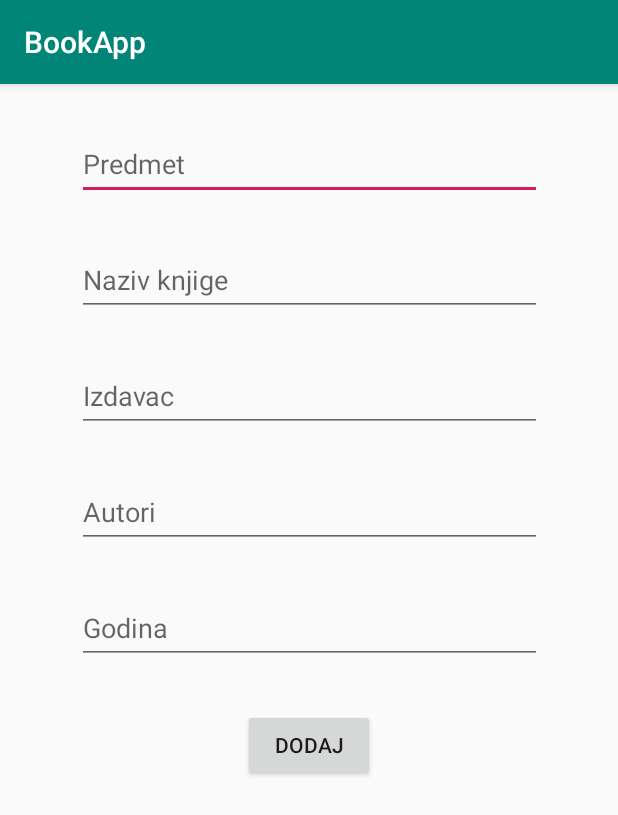
After one commit to papa/Book_App_MTS_2019, an Android app: the NovaVrstaKnjigeActivity screen opened directly, with no data from a screen before it, on a phone screen of 412 x 824 dp. The commit adds this screen. Shown: the top 815 px of the screen. Run offline under Robolectric (Android 15) with nearby library versions, the light colour scheme and no system bars; our stand-ins replace Firebase (no records; nobody signed in at launch, a user with empty details on screens opened directly).

Commit message:
dodavanje knjiga nesto odradjeno

```diff
--- a/app/src/main/AndroidManifest.xml
+++ b/app/src/main/AndroidManifest.xml
@@ -9,7 +9,9 @@
         android:roundIcon="@mipmap/ic_launcher_round"
         android:supportsRtl="true"
         android:theme="@style/AppTheme">
-        <activity android:name=".KnjigaPregledActivity"></activity>
+        <activity android:name=".NovaVrstaKnjigeActivity"></activity>
+        <activity android:name=".KnjigaDodavanjeActivity" />
+        <activity android:name=".KnjigaPregledActivity" />
         <activity android:name=".PodesavanjaNalogaActivity" />
         <activity android:name=".ProfileActivity" />
         <activity android:name=".LoginActivity" />
--- /dev/null
+++ b/app/src/main/java/com/example/bookapp/NovaVrstaKnjigeActivity.java
@@ -0,0 +1,72 @@
+package com.example.bookapp;
+
+import androidx.appcompat.app.AppCompatActivity;
+
+import android.os.Bundle;
+import android.view.View;
+import android.widget.Button;
+import android.widget.EditText;
+import android.widget.Toast;
+
+import com.google.firebase.database.DatabaseReference;
+import com.google.firebase.database.FirebaseDatabase;
+
+import java.util.ArrayList;
+import java.util.Arrays;
+
+public class NovaVrstaKnjigeActivity extends AppCompatActivity {
+
+    @Override
+    protected void onCreate(Bundle savedInstanceState) {
+        super.onCreate(savedInstanceState);
+        setContentView(R.layout.activity_nova_vrsta_knjige);
+        //Boki
+        //odje pravi novu knjigu
+        //dakle
+        final String predmet;
+        String naziv;
+        final ArrayList<String> autori;
+        String izdavac;
+        final int godinaIzdanja;
+        final EditText predmetText = findViewById(R.id.EditTextPredmet);
+        final EditText nazivText = findViewById(R.id.EditTextNazivKnjige);
+        final EditText autoriText = findViewById(R.id.EditTextAutori);
+        final EditText izdavacText = findViewById(R.id.EditTextIzdavac);
+        final EditText godinaIzdanjaText = findViewById(R.id.EditTextGodina);
+        Button dodaj = findViewById(R.id.GotovaKnjiga);
+        dodaj.setOnClickListener(new View.OnClickListener() {
+            @Override
+            public void onClick(View v) {
+                if(predmetText.getText().toString().isEmpty()) {
+                    Toast.makeText(NovaVrstaKnjigeActivity.this, "Unesi predmet", Toast.LENGTH_SHORT).show();
+                }
+                else if(nazivText.getText().toString().isEmpty()) {
+                    Toast.makeText(NovaVrstaKnjigeActivity.this, "Unesi naziv", Toast.LENGTH_SHORT).show();
+                }
+                else if(izdavacText.getText().toString().isEmpty()) {
+                    Toast.makeText(NovaVrstaKnjigeActivity.this, "Unesi izdavaca", Toast.LENGTH_SHORT).show();
+                }
+                else if(autoriText.getText().toString().isEmpty()) {
+                    Toast.makeText(NovaVrstaKnjigeActivity.this, "Unesi autore", Toast.LENGTH_SHORT).show();
+                }
+                else if(godinaIzdanjaText.getText().toString().isEmpty()) {
+                    Toast.makeText(NovaVrstaKnjigeActivity.this, "Unesi godinu", Toast.LENGTH_SHORT).show();
+                }
+                else try{
+                    int helpBrojGodina = Integer.parseInt(godinaIzdanjaText.getText().toString());
+                    FirebaseDatabase database = FirebaseDatabase.getInstance();
+                    DatabaseReference dbRef = database.getReference("knjige");
+                    String idKnjiga = dbRef.push().getKey();
+                    Knjiga novaKnjigaZaUpload = new Knjiga(idKnjiga,predmetText.getText().toString(),nazivText.getText().toString(),izdavacText.getText().toString(),Integer.parseInt(godinaIzdanjaText.getText().toString()),new ArrayList<String>( Arrays.asList(autoriText.getText().toString().split(","))));
+                    dbRef.child(idKnjiga).setValue(novaKnjigaZaUpload);
+                    KnjigaDodavanjeActivity.idNoveKnjige = idKnjiga;
+                    finish();
+
+                } catch (NumberFormatException e) {
+                    e.printStackTrace();
+                    Toast.makeText(NovaVrstaKnjigeActivity.this, "Nepravilan format", Toast.LENGTH_SHORT).show();
+                }
+            }
+        });
+    }
+}
--- /dev/null
+++ b/app/src/main/res/layout/activity_nova_vrsta_knjige.xml
@@ -0,0 +1,76 @@
+<?xml version="1.0" encoding="utf-8"?>
+<androidx.constraintlayout.widget.ConstraintLayout xmlns:android="http://schemas.android.com/apk/res/android"
+    xmlns:app="http://schemas.android.com/apk/res-auto"
+    xmlns:tools="http://schemas.android.com/tools"
+    android:layout_width="match_parent"
+    android:layout_height="match_parent"
+    tools:context=".NovaVrstaKnjigeActivity">
+
+    <EditText
+        android:id="@+id/EditTextPredmet"
+        android:layout_width="310dp"
+        android:layout_height="47dp"
+        android:layout_marginTop="30dp"
+        android:hint="Predmet"
+        app:layout_constraintEnd_toEndOf="parent"
+        app:layout_constraintHorizontal_bias="0.5"
+        app:layout_constraintStart_toStartOf="parent"
+        app:layout_constraintTop_toTopOf="parent" />
+
+    <EditText
+        android:id="@+id/EditTextNazivKnjige"
+        android:layout_width="310dp"
+        android:layout_height="47dp"
+        android:layout_marginTop="30dp"
+        android:hint="Naziv knjige"
+        app:layout_constraintEnd_toEndOf="parent"
+        app:layout_constraintHorizontal_bias="0.5"
+        app:layout_constraintStart_toStartOf="parent"
+        app:layout_constraintTop_toBottomOf="@+id/EditTextPredmet" />
+
+    <EditText
+        android:id="@+id/EditTextIzdavac"
+        android:layout_width="310dp"
+        android:layout_height="47dp"
+        android:layout_marginTop="30dp"
+        android:hint="Izdavac"
+        app:layout_constraintEnd_toEndOf="parent"
+        app:layout_constraintHorizontal_bias="0.5"
+        app:layout_constraintStart_toStartOf="parent"
+        app:layout_constraintTop_toBottomOf="@+id/EditTextNazivKnjige" />
+
+    <EditText
+        android:id="@+id/EditTextAutori"
+        android:layout_width="310dp"
+        android:layout_height="47dp"
+        android:layout_marginTop="30dp"
+        android:hint="Autori"
+        app:layout_constraintEnd_toEndOf="parent"
+        app:layout_constraintHorizontal_bias="0.5"
+        app:layout_constraintStart_toStartOf="parent"
+        app:layout_constraintTop_toBottomOf="@+id/EditTextIzdavac" />
+
+    <EditText
+        android:id="@+id/EditTextGodina"
+        android:layout_width="310dp"
+        android:layout_height="47dp"
+        android:layout_marginTop="30dp"
+        android:hint="Godina"
+        android:inputType="number"
+        app:layout_constraintEnd_toEndOf="parent"
+        app:layout_constraintHorizontal_bias="0.5"
+        app:layout_constraintStart_toStartOf="parent"
+        app:layout_constraintTop_toBottomOf="@+id/EditTextAutori" />
+
+    <Button
+        android:id="@+id/GotovaKnjiga"
+        android:layout_width="wrap_content"
+        android:layout_height="wrap_content"
+        android:layout_marginTop="30dp"
+        android:text="Dodaj"
+        app:layout_constraintEnd_toEndOf="parent"
+        app:layout_constraintHorizontal_bias="0.5"
+        app:layout_constraintStart_toStartOf="parent"
+        app:layout_constraintTop_toBottomOf="@+id/EditTextGodina" />
+
+</androidx.constraintlayout.widget.ConstraintLayout>
--- a/build.gradle
+++ b/build.gradle
@@ -7,7 +7,7 @@ buildscript {
 
     }
     dependencies {
-        classpath 'com.android.tools.build:gradle:3.5.0'
+        classpath 'com.android.tools.build:gradle:3.5.1'
         classpath 'com.google.gms:google-services:4.3.2'
 
         // NOTE: Do not place your application dependencies here; they belong
```
Also changed, not shown: app/src/main/java/com/example/bookapp/Knjiga.java (+18 -62 lines), app/src/main/java/com/example/bookapp/KnjigaDodavanjeActivity.java (added, +77 -0 lines), app/src/main/java/com/example/bookapp/ProfileActivity.java (+11 -1 lines), app/src/main/res/layout/activity_knjiga_dodavanje.xml (added, +30 -0 lines), app/src/main/res/layout/activity_profile.xml (+12 -4 lines).
